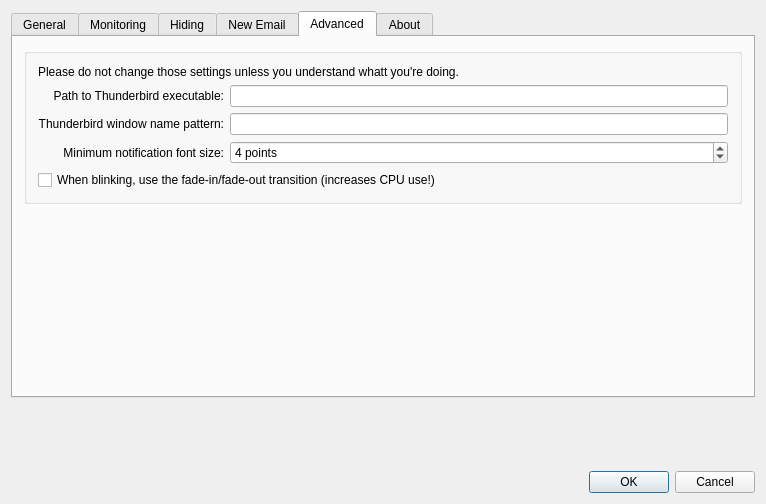
Before: the Qt Designer form src/dialogsettings.ui in gyunaev/birdtray, drawn with Qt 5.
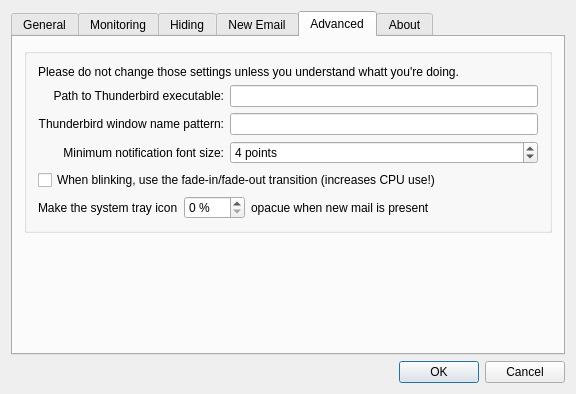
After: the same form once the commit is applied. The open tabs and pages were chosen to show the change. Custom widgets are drawn as their Qt base class.

Commit message: Added an advanced setting to change the icon opacity when unread email is present. Should fix #47.

What changed in the file:
```diff
--- a/src/dialogsettings.ui
+++ b/src/dialogsettings.ui
@@ -6,8 +6,8 @@
    <rect>
     <x>0</x>
     <y>0</y>
-    <width>766</width>
-    <height>504</height>
+    <width>576</width>
+    <height>394</height>
    </rect>
   </property>
   <property name="windowTitle">
@@ -17,7 +17,7 @@
    <item>
     <widget class="QTabWidget" name="tabWidget">
      <property name="currentIndex">
-      <number>5</number>
+      <number>4</number>
      </property>
      <property name="tabBarAutoHide">
       <bool>false</bool>
@@ -621,14 +621,14 @@
       <attribute name="title">
        <string>Advanced</string>
       </attribute>
-      <layout class="QVBoxLayout" name="verticalLayout_9">
+      <layout class="QVBoxLayout" name="verticalLayout_12">
        <item>
         <widget class="QGroupBox" name="groupBox_4">
          <property name="title">
           <string/>
          </property>
-         <layout class="QGridLayout" name="gridLayout_3">
-          <item row="0" column="0" colspan="2">
+         <layout class="QVBoxLayout" name="verticalLayout_9">
+          <item>
            <widget class="QLabel" name="label_6">
             <property name="text">
              <string>Please do not change those settings unless you understand whatt you're doing.</string>
@@ -638,7 +638,9 @@
             </property>
            </widget>
           </item>
-          <item row="1" column="0">
+          <item>
+           <layout class="QGridLayout" name="gridLayout_3">
+            <item row="0" column="0">
            <widget class="QLabel" name="label_7">
             <property name="text">
              <string>Path to Thunderbird executable:</string>
@@ -648,10 +650,10 @@
             </property>
            </widget>
           </item>
-          <item row="1" column="1">
+            <item row="0" column="1">
            <widget class="QLineEdit" name="leThunderbirdBinary"/>
           </item>
-          <item row="2" column="0">
+            <item row="1" column="0">
            <widget class="QLabel" name="label_8">
             <property name="text">
              <string>Thunderbird window name pattern:</string>
@@ -661,10 +663,10 @@
             </property>
            </widget>
           </item>
-          <item row="2" column="1">
+            <item row="1" column="1">
            <widget class="QLineEdit" name="leThunderbirdWindowMatch"/>
           </item>
-          <item row="3" column="0">
+            <item row="2" column="0">
            <widget class="QLabel" name="label_11">
             <property name="text">
              <string>Minimum notification font size:</string>
@@ -674,7 +676,7 @@
             </property>
            </widget>
           </item>
-          <item row="3" column="1">
+            <item row="2" column="1">
            <widget class="QSpinBox" name="spinMinimumFontSize">
             <property name="suffix">
              <string> points</string>
@@ -690,13 +692,59 @@
             </property>
            </widget>
           </item>
-          <item row="5" column="0" colspan="2">
+           </layout>
+          </item>
+          <item>
            <widget class="QCheckBox" name="boxBlinkingUsesAlpha">
             <property name="text">
              <string>When blinking, use the fade-in/fade-out transition (increases CPU use!)</string>
             </property>
            </widget>
           </item>
+          <item>
+           <layout class="QHBoxLayout" name="horizontalLayout_10">
+            <item>
+             <widget class="QLabel" name="label_13">
+              <property name="text">
+               <string>Make the system tray icon</string>
+              </property>
+             </widget>
+            </item>
+            <item>
+             <widget class="QSpinBox" name="spinUnreadOpacityLevel">
+              <property name="suffix">
+               <string> %</string>
+              </property>
+              <property name="prefix">
+               <string/>
+              </property>
+              <property name="maximum">
+               <number>100</number>
+              </property>
+             </widget>
+            </item>
+            <item>
+             <widget class="QLabel" name="label_14">
+              <property name="text">
+               <string>opacue when new mail is present</string>
+              </property>
+             </widget>
+            </item>
+            <item>
+             <spacer name="horizontalSpacer_5">
+              <property name="orientation">
+               <enum>Qt::Horizontal</enum>
+              </property>
+              <property name="sizeHint" stdset="0">
+               <size>
+                <width>40</width>
+                <height>20</height>
+               </size>
+              </property>
+             </spacer>
+            </item>
+           </layout>
+          </item>
          </layout>
         </widget>
        </item>
@@ -726,16 +774,16 @@
           <string>&lt;!DOCTYPE HTML PUBLIC &quot;-//W3C//DTD HTML 4.0//EN&quot; &quot;http://www.w3.org/TR/REC-html40/strict.dtd&quot;&gt;
 &lt;html&gt;&lt;head&gt;&lt;meta name=&quot;qrichtext&quot; content=&quot;1&quot; /&gt;&lt;style type=&quot;text/css&quot;&gt;
 p, li { white-space: pre-wrap; }
-&lt;/style&gt;&lt;/head&gt;&lt;body style=&quot; font-family:'Noto Sans'; font-size:8pt; font-weight:400; font-style:normal;&quot;&gt;
-&lt;p style=&quot; margin-top:0px; margin-bottom:0px; margin-left:0px; margin-right:0px; -qt-block-indent:0; text-indent:0px;&quot;&gt;&lt;span style=&quot; font-weight:600;&quot;&gt;Birdtray version [VERSION] compiled at [DATE].&lt;/span&gt;&lt;/p&gt;
-&lt;p style=&quot;-qt-paragraph-type:empty; margin-top:0px; margin-bottom:0px; margin-left:0px; margin-right:0px; -qt-block-indent:0; text-indent:0px;&quot;&gt;&lt;br /&gt;&lt;/p&gt;
-&lt;p style=&quot; margin-top:0px; margin-bottom:0px; margin-left:0px; margin-right:0px; -qt-block-indent:0; text-indent:0px;&quot;&gt;Copyright (C) 2018 by George Yunaev, &lt;a href=&quot;mailto:gyunaev@ulduzsoft.com&quot;&gt;&lt;span style=&quot; text-decoration: underline; color:#2980b9;&quot;&gt;gyunaev@ulduzsoft.com&lt;/span&gt;&lt;/a&gt;&lt;/p&gt;
-&lt;p style=&quot;-qt-paragraph-type:empty; margin-top:0px; margin-bottom:0px; margin-left:0px; margin-right:0px; -qt-block-indent:0; text-indent:0px;&quot;&gt;&lt;br /&gt;&lt;/p&gt;
-&lt;p style=&quot; margin-top:0px; margin-bottom:0px; margin-left:0px; margin-right:0px; -qt-block-indent:0; text-indent:0px;&quot;&gt;Birdtray is FREE SOFTWARE, which is licensed under General Public License v3. To clarify further, you can use it for any purpose, including commercial, without paying anything. &lt;/p&gt;
-&lt;p style=&quot;-qt-paragraph-type:empty; margin-top:0px; margin-bottom:0px; margin-left:0px; margin-right:0px; -qt-block-indent:0; text-indent:0px;&quot;&gt;&lt;br /&gt;&lt;/p&gt;
-&lt;p style=&quot; margin-top:0px; margin-bottom:0px; margin-left:0px; margin-right:0px; -qt-block-indent:0; text-indent:0px;&quot;&gt;For those of you who apprericate my work on Birdtray, which is being developed in my free time, you can do it here: &lt;a href=&quot;https://paypal.me/ulduzsoft&quot;&gt;&lt;span style=&quot; text-decoration: underline; color:#2980b9;&quot;&gt;https://paypal.me/ulduzsoft&lt;/span&gt;&lt;/a&gt;&lt;/p&gt;
-&lt;p style=&quot;-qt-paragraph-type:empty; margin-top:0px; margin-bottom:0px; margin-left:0px; margin-right:0px; -qt-block-indent:0; text-indent:0px; text-decoration: underline; color:#2980b9;&quot;&gt;&lt;br /&gt;&lt;/p&gt;
-&lt;p style=&quot; margin-top:0px; margin-bottom:0px; margin-left:0px; margin-right:0px; -qt-block-indent:0; text-indent:0px;&quot;&gt;Thank you for your continuous support!&lt;/p&gt;&lt;/body&gt;&lt;/html&gt;</string>
+&lt;/style&gt;&lt;/head&gt;&lt;body style=&quot; font-family:'Noto Sans'; font-size:10pt; font-weight:400; font-style:normal;&quot;&gt;
+&lt;p style=&quot; margin-top:0px; margin-bottom:0px; margin-left:0px; margin-right:0px; -qt-block-indent:0; text-indent:0px;&quot;&gt;&lt;span style=&quot; font-size:8pt; font-weight:600;&quot;&gt;Birdtray version [VERSION] compiled at [DATE].&lt;/span&gt;&lt;/p&gt;
+&lt;p style=&quot;-qt-paragraph-type:empty; margin-top:0px; margin-bottom:0px; margin-left:0px; margin-right:0px; -qt-block-indent:0; text-indent:0px; font-size:8pt;&quot;&gt;&lt;br /&gt;&lt;/p&gt;
+&lt;p style=&quot; margin-top:0px; margin-bottom:0px; margin-left:0px; margin-right:0px; -qt-block-indent:0; text-indent:0px;&quot;&gt;&lt;span style=&quot; font-size:8pt;&quot;&gt;Copyright (C) 2018 by George Yunaev, &lt;/span&gt;&lt;a href=&quot;mailto:gyunaev@ulduzsoft.com&quot;&gt;&lt;span style=&quot; font-size:8pt; text-decoration: underline; color:#2980b9;&quot;&gt;gyunaev@ulduzsoft.com&lt;/span&gt;&lt;/a&gt;&lt;/p&gt;
+&lt;p style=&quot;-qt-paragraph-type:empty; margin-top:0px; margin-bottom:0px; margin-left:0px; margin-right:0px; -qt-block-indent:0; text-indent:0px; font-size:8pt;&quot;&gt;&lt;br /&gt;&lt;/p&gt;
+&lt;p style=&quot; margin-top:0px; margin-bottom:0px; margin-left:0px; margin-right:0px; -qt-block-indent:0; text-indent:0px;&quot;&gt;&lt;span style=&quot; font-size:8pt;&quot;&gt;Birdtray is FREE SOFTWARE, which is licensed under General Public License v3. To clarify further, you can use it for any purpose, including commercial, without paying anything. &lt;/span&gt;&lt;/p&gt;
+&lt;p style=&quot;-qt-paragraph-type:empty; margin-top:0px; margin-bottom:0px; margin-left:0px; margin-right:0px; -qt-block-indent:0; text-indent:0px; font-size:8pt;&quot;&gt;&lt;br /&gt;&lt;/p&gt;
+&lt;p style=&quot; margin-top:0px; margin-bottom:0px; margin-left:0px; margin-right:0px; -qt-block-indent:0; text-indent:0px;&quot;&gt;&lt;span style=&quot; font-size:8pt;&quot;&gt;For those of you who apprericate my work on Birdtray, which is being developed in my free time, you can do it here: &lt;/span&gt;&lt;a href=&quot;https://paypal.me/ulduzsoft&quot;&gt;&lt;span style=&quot; font-size:8pt; text-decoration: underline; color:#2980b9;&quot;&gt;https://paypal.me/ulduzsoft&lt;/span&gt;&lt;/a&gt;&lt;/p&gt;
+&lt;p style=&quot;-qt-paragraph-type:empty; margin-top:0px; margin-bottom:0px; margin-left:0px; margin-right:0px; -qt-block-indent:0; text-indent:0px; font-size:8pt; text-decoration: underline; color:#2980b9;&quot;&gt;&lt;br /&gt;&lt;/p&gt;
+&lt;p style=&quot; margin-top:0px; margin-bottom:0px; margin-left:0px; margin-right:0px; -qt-block-indent:0; text-indent:0px;&quot;&gt;&lt;span style=&quot; font-size:8pt;&quot;&gt;Thank you for your continuous support!&lt;/span&gt;&lt;/p&gt;&lt;/body&gt;&lt;/html&gt;</string>
          </property>
          <property name="openExternalLinks">
           <bool>true</bool>
```
Lines whose indentation alone changed are shown as unchanged. The commit also changes 4 other files.
